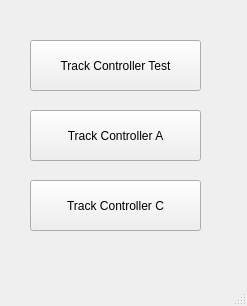
LucasZ99/ECE1140SystemsEngineeringProject, file mini_launcher.ui: the form before one commit.
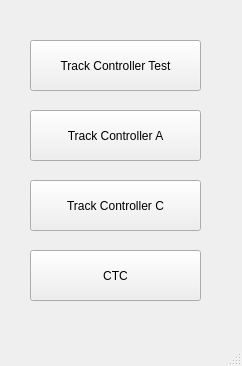
The form after the commit.

Commit message: ctc prepped

The edit to the form file:
```diff
--- a/mini_launcher.ui
+++ b/mini_launcher.ui
@@ -6,8 +6,8 @@
    <rect>
     <x>0</x>
     <y>0</y>
-    <width>247</width>
-    <height>306</height>
+    <width>242</width>
+    <height>366</height>
    </rect>
   </property>
   <property name="windowTitle">
@@ -53,6 +53,19 @@
      <string>Track Controller C</string>
     </property>
    </widget>
+   <widget class="QPushButton" name="ctc_button">
+    <property name="geometry">
+     <rect>
+      <x>30</x>
+      <y>250</y>
+      <width>171</width>
+      <height>51</height>
+     </rect>
+    </property>
+    <property name="text">
+     <string>CTC</string>
+    </property>
+   </widget>
   </widget>
   <widget class="QMenuBar" name="menubar">
    <property name="geometry">
```
Left out of the diff: 2 changed lines with no effect on the pictures. The commit also changes 1 other file.
